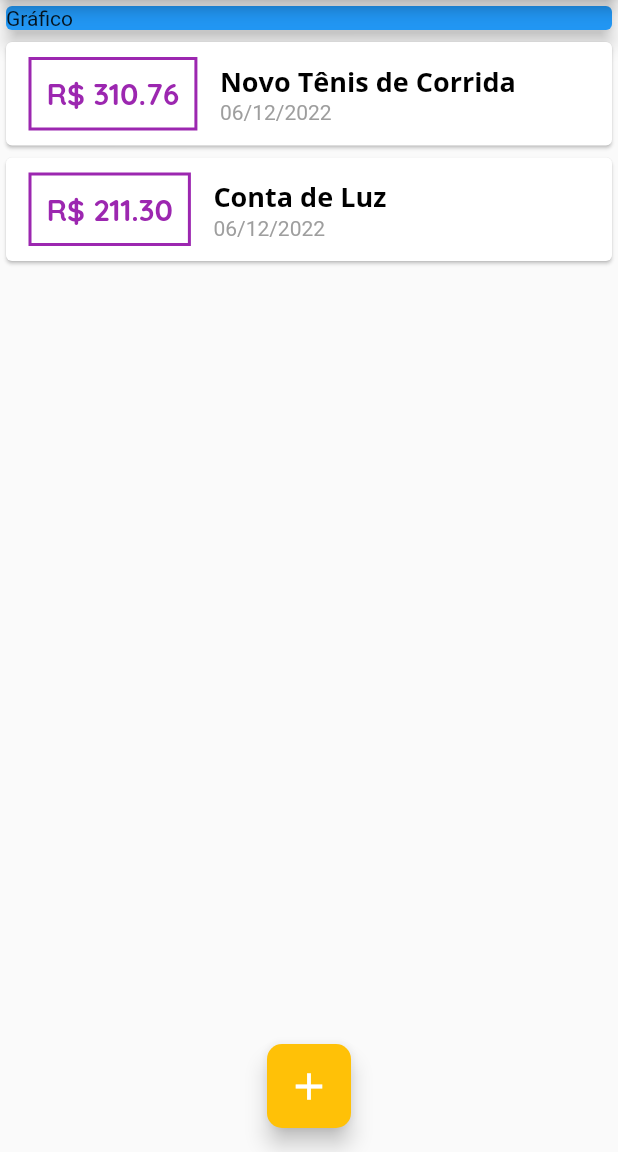
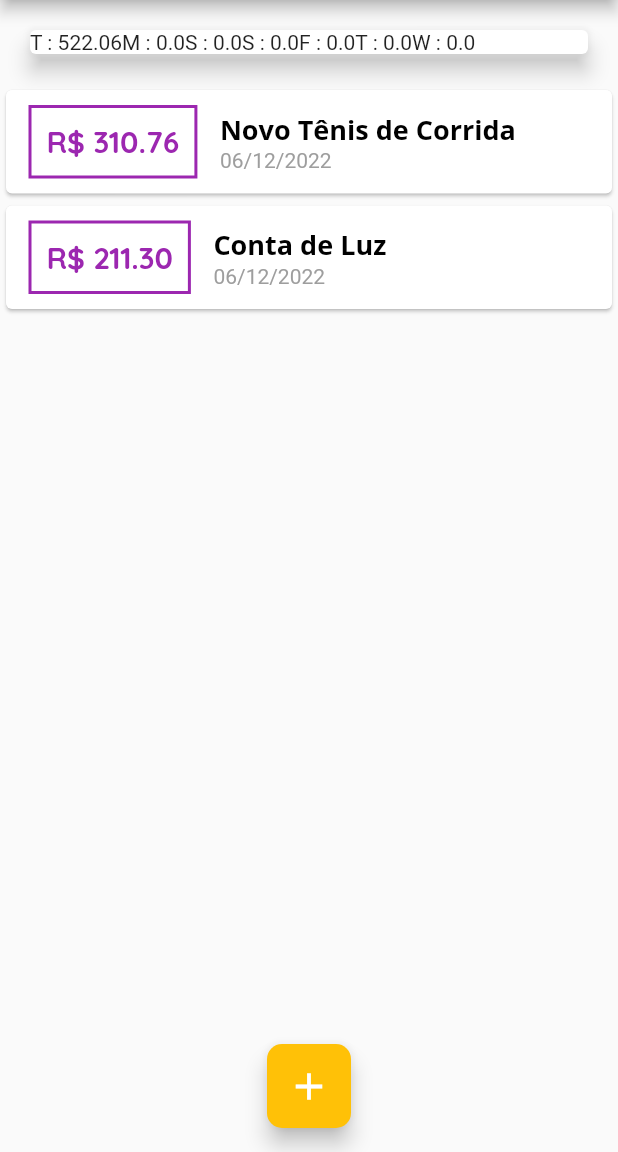
Before and after one commit to brunodeev/expenses_app, a Flutter app: the screen it shows after launch, on a phone screen of 412 x 824 dp, the part 84-1236 px from its top. Run offline on Flutter 3.47's test engine with Material 2 defaults, Android fonts, the phone set to English and light mode, and no system bars.

Commit message:
iniciando criação do chart

```diff
--- /dev/null
+++ b/lib/components/chart.dart
@@ -0,0 +1,51 @@
+import 'package:flutter/material.dart';
+import 'package:intl/intl.dart';
+import 'package:personal_expenses/models/transaction.dart';
+
+class Chart extends StatelessWidget {
+  const Chart({required this.recentTransactions, super.key});
+
+  final List<Transaction> recentTransactions;
+
+  List<Map<String, Object>> get groupedTransactions {
+    return List.generate(7, (index) {
+      final weekDay = DateTime.now().subtract(
+        Duration(days: index),
+      );
+
+      double totalSum = 0.0;
+
+      for (var i = 0; i < recentTransactions.length; i++) {
+        bool sameDay = recentTransactions[i].date.day == weekDay.day;
+        bool sameMonth = recentTransactions[i].date.month == weekDay.month;
+        bool sameYear = recentTransactions[i].date.year == weekDay.year;
+
+        if (sameDay && sameMonth && sameYear) {
+          totalSum += recentTransactions[i].value;
+        }
+      }
+
+      print(DateFormat.E().format(weekDay)[0]);
+      print(totalSum);
+
+      return {
+        'day': DateFormat.E().format(weekDay)[0],
+        'value': totalSum,
+      };
+    });
+  }
+
+  @override
+  Widget build(BuildContext context) {
+    groupedTransactions;
+    return Card(
+      margin: const EdgeInsets.all(20),
+      elevation: 6,
+      child: Row(
+        children: groupedTransactions.map((tr) {
+          return Text('${tr['day']} : ${tr['value']}');
+        }).toList(),
+      ),
+    );
+  }
+}
--- a/lib/components/transaction_list.dart
+++ b/lib/components/transaction_list.dart
@@ -11,7 +11,25 @@ class TransactionList extends StatelessWidget {
   Widget build(BuildContext context) {
     return SizedBox(
       height: MediaQuery.of(context).size.height * 0.639,
-      child: ListView.builder(
+      child: transactions.isEmpty
+          ? Column(
+              children: [
+                const SizedBox(height: 20),
+                Text(
+                  'Nenhuma Transação Cadastrada!',
+                  style: Theme.of(context).textTheme.headline6,
+                ),
+                const SizedBox(height: 20),
+                SizedBox(
+                  height: 200,
+                  child: Image.asset(
+                    'assets/images/waiting.png',
+                    fit: BoxFit.cover,
+                  ),
+                ),
+              ],
+            )
+          : ListView.builder(
               physics: const BouncingScrollPhysics(),
               itemCount: transactions.length,
               itemBuilder: (context, index) {
@@ -33,7 +51,8 @@ class TransactionList extends StatelessWidget {
                         ),
                         child: Text(
                           'R\$ ${tr.value.toStringAsFixed(2)}',
-                    style: Theme.of(context).textTheme.headline6!.copyWith(
+                          style:
+                              Theme.of(context).textTheme.headline5!.copyWith(
                                     fontSize: 20,
                                     fontWeight: FontWeight.bold,
                                   ),
--- a/lib/main.dart
+++ b/lib/main.dart
@@ -1,4 +1,5 @@
 import 'package:flutter/material.dart';
+import 'package:personal_expenses/components/chart.dart';
 import 'dart:math';
 import 'components/transaction_form.dart';
 import 'components/transaction_list.dart';
@@ -30,9 +31,15 @@ class ExpensesApp extends StatelessWidget {
           ),
         ),
         textTheme: tema.textTheme.copyWith(
+          headline5: const TextStyle(
+            fontFamily: 'Quicksand',
+            color: Colors.purple,
+            fontWeight: FontWeight.bold,
+          ),
           headline6: const TextStyle(
             fontFamily: 'Quicksand',
-            color: Colors.purple,
+            color: Colors.black,
+            fontWeight: FontWeight.bold,
           ),
         ),
         appBarTheme: const AppBarTheme(
@@ -55,7 +62,7 @@ class HomePage extends StatefulWidget {
 }
 
 class _HomePageState extends State<HomePage> {
-  final _transactions = [
+  final List<Transaction> _transactions = [
     Transaction(
       id: 't1',
       title: 'Novo Tênis de Corrida',
@@ -69,6 +76,12 @@ class _HomePageState extends State<HomePage> {
       date: DateTime.now(),
     ),
   ];
+
+  List<Transaction> get _recentTransactions {
+    return _transactions.where((tr) {
+      return tr.date.isAfter(DateTime.now().subtract(const Duration(days: 7)));
+    }).toList();
+  }
 
   _addTransaction(String title, double value) {
     final newTransaction = Transaction(
@@ -109,11 +122,7 @@ class _HomePageState extends State<HomePage> {
         child: Column(
           crossAxisAlignment: CrossAxisAlignment.stretch,
           children: <Widget>[
-            const Card(
-              color: Colors.blue,
-              elevation: 5,
-              child: Text('Gráfico'),
-            ),
+            Chart(recentTransactions: _recentTransactions),
             TransactionList(_transactions)
           ],
         ),
--- a/pubspec.yaml
+++ b/pubspec.yaml
@@ -61,8 +61,8 @@ flutter:
   uses-material-design: true
 
   # To add assets to your application, add an assets section, like this:
-  # assets:
-  #   - images/a_dot_burr.jpeg
+  assets:
+    - assets/images/
   #   - images/a_dot_ham.jpeg
 
   # An image asset can refer to one or more resolution-specific "variants", see
```
Also changed, not shown: assets/images/waiting.png (added). Lines whose indentation alone changed are shown as unchanged.
